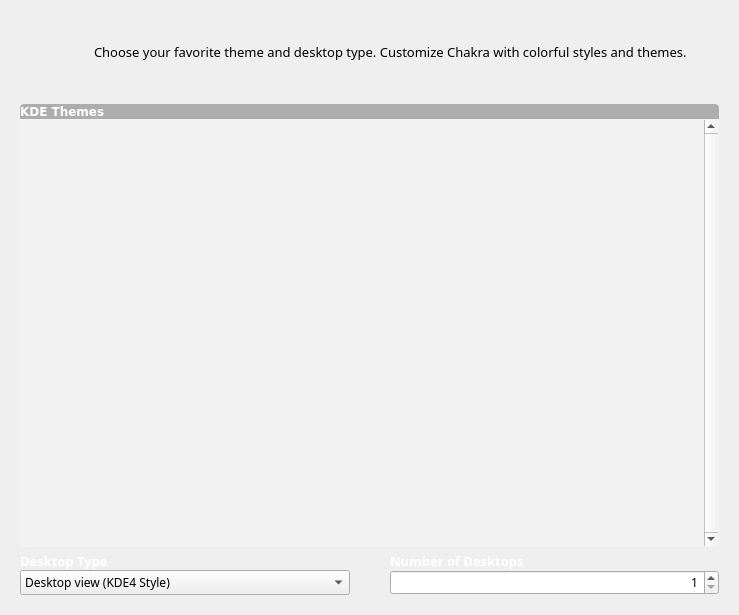
This is ui/ui_scrStyle.ui in rshipp/kapudan as Qt 5 draws it before an edit. The edited form follows.
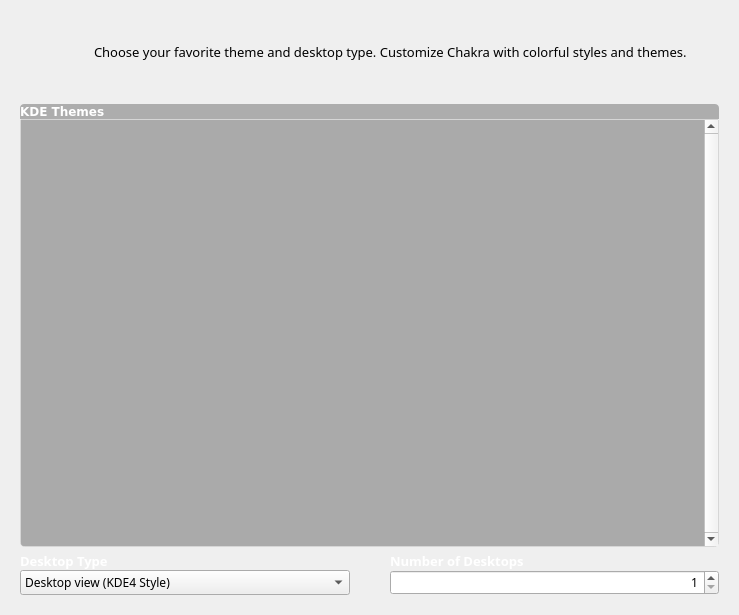
This is the edited form. Icons and pictures are not drawn.

Commit message: Darkened all groupbox colors.

The edit to the form file:
```diff
--- a/ui/ui_scrStyle.ui
+++ b/ui/ui_scrStyle.ui
@@ -26,7 +26,7 @@
 
 
 QListWidget {
-	background-color: rgb(242, 242, 242);
+	background-color: rgb(170, 170, 170);
 	border: 1px solid rgba(255,255,255,50);
 	border-bottom-left-radius: 4px;
 	border-bottom-right-radius: 4px;
```
The commit also changes 10 other files.
